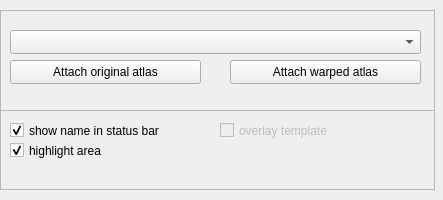
Old version of the form ARA/area_namer.ui in the repository SainsburyWellcomeCentre/lasagna.
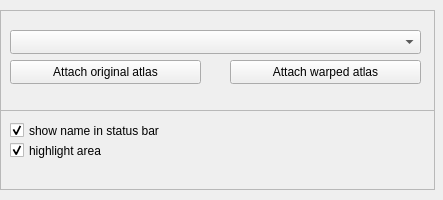
New version of the form.

Commit message: remove template add button. this not important for now.

```diff
--- a/ARA/area_namer.ui
+++ b/ARA/area_namer.ui
@@ -142,25 +142,6 @@
      <bool>true</bool>
     </property>
    </widget>
-   <widget class="QCheckBox" name="overlayTemplate_checkBox">
-    <property name="enabled">
-     <bool>false</bool>
-    </property>
-    <property name="geometry">
-     <rect>
-      <x>220</x>
-      <y>10</y>
-      <width>181</width>
-      <height>21</height>
-     </rect>
-    </property>
-    <property name="text">
-     <string>overlay template</string>
-    </property>
-    <property name="checked">
-     <bool>false</bool>
-    </property>
-   </widget>
   </widget>
  </widget>
  <resources/>
```
The commit also changes 2 other files.
